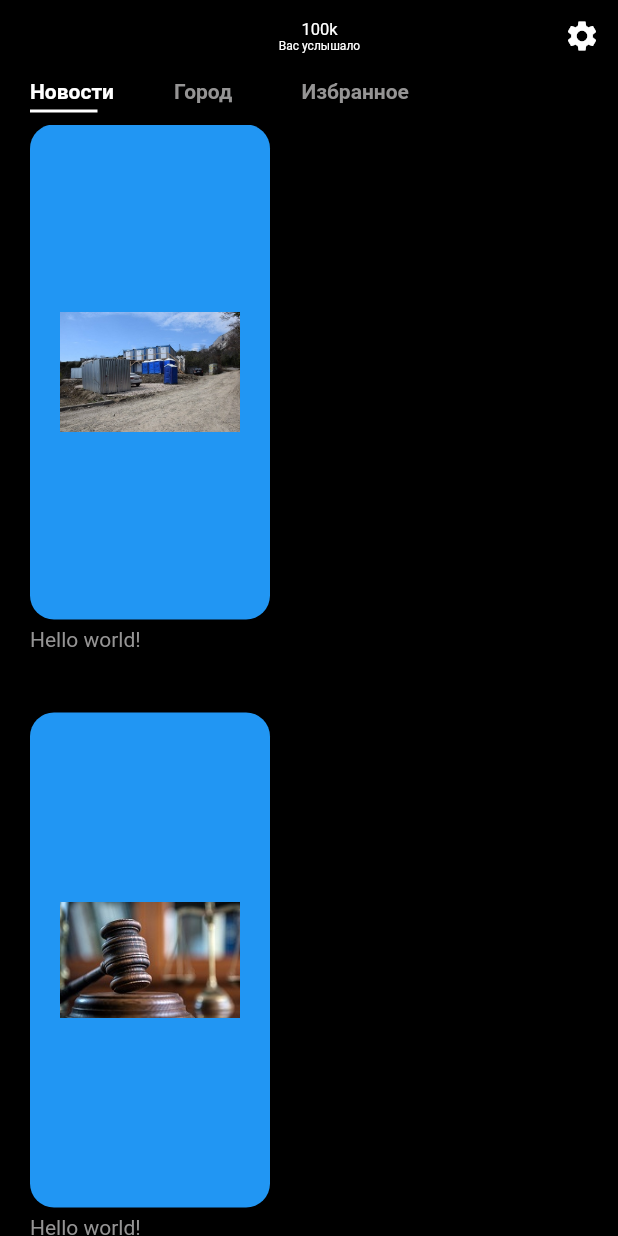
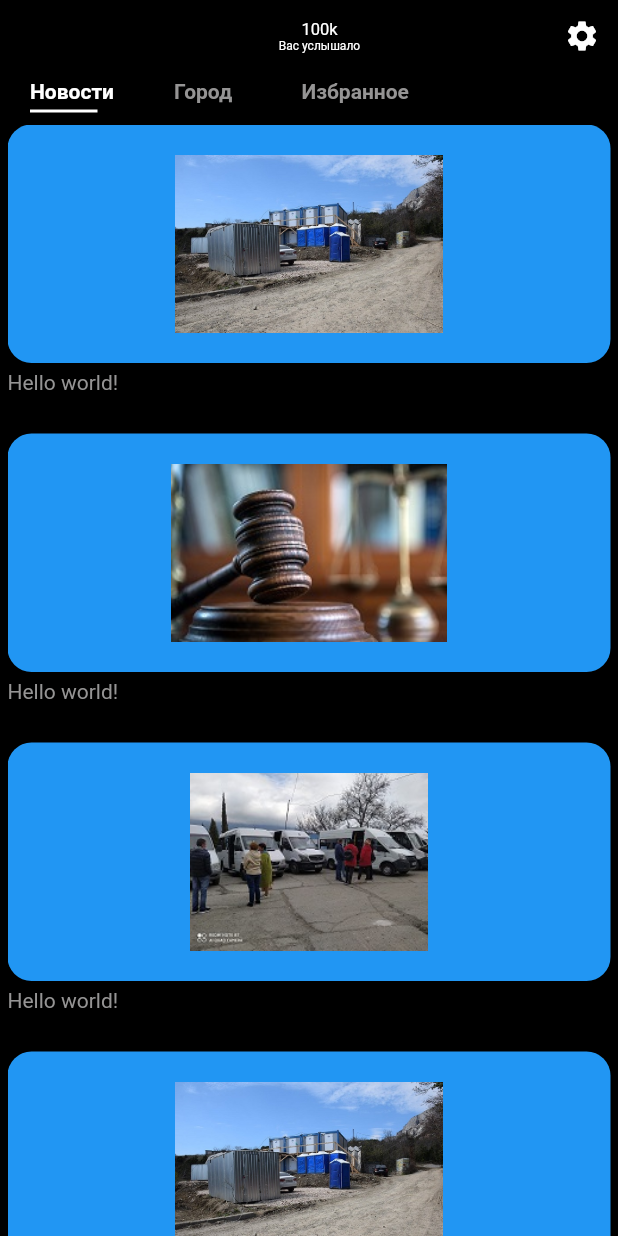
Before and after one commit to KistanovSerhii/ivoices, a Flutter app: the screen it shows after launch, on a phone screen of 412 x 824 dp. Run offline on Flutter 3.47's test engine with Material 2 defaults, Android fonts, the phone set to English and light mode, and no system bars.

Commit message:
merge main < master

```diff
--- a/lib/CONST.dart
+++ b/lib/CONST.dart
@@ -4,3 +4,4 @@
 const kTextLightColor = Color(0xFF959494);
 
 const kDefaultPaddin = 20.0;
+const kDefaultPaddinLow = 5.0;
--- a/lib/presentation/home/components/table.dart
+++ b/lib/presentation/home/components/table.dart
@@ -8,14 +8,14 @@ Widget table() {
 
   return Expanded(
     child: Padding(
-        padding: const EdgeInsets.symmetric(horizontal: kDefaultPaddin),
+        padding: const EdgeInsets.symmetric(horizontal: kDefaultPaddinLow),
         child: GridView.builder(
           itemCount: voices.length,
           gridDelegate: SliverGridDelegateWithFixedCrossAxisCount(
             crossAxisCount: 1,
-            mainAxisSpacing: kDefaultPaddin,
-            crossAxisSpacing: kDefaultPaddin,
-            //childAspectRatio: 0.75,
+            mainAxisSpacing: kDefaultPaddinLow,
+            crossAxisSpacing: kDefaultPaddinLow,
+            childAspectRatio: 2,
           ),
           itemBuilder: (context, index) =>
               VoiceBox(
--- a/lib/presentation/home/components/voice_box.dart
+++ b/lib/presentation/home/components/voice_box.dart
@@ -20,12 +20,14 @@ class VoiceBox extends StatelessWidget {
         crossAxisAlignment: CrossAxisAlignment.start,
         children: <Widget>[
           Expanded(
+            child: LimitedBox(
+            maxWidth: 600.0,
             child: Container(
               padding: EdgeInsets.all(kDefaultPaddin),
               // For  demo we use fixed height  and width
               // Now we dont need them
               // height: 180,
-              // width: 160,
+              width: 640,
               decoration: BoxDecoration(
                 color: Colors.blue,
                 borderRadius: BorderRadius.circular(16),
@@ -35,6 +37,7 @@ class VoiceBox extends StatelessWidget {
                 child: voice.cover,
               )*/
               voice.cover,
+            ),
             ),
           ),
           Padding(
```
